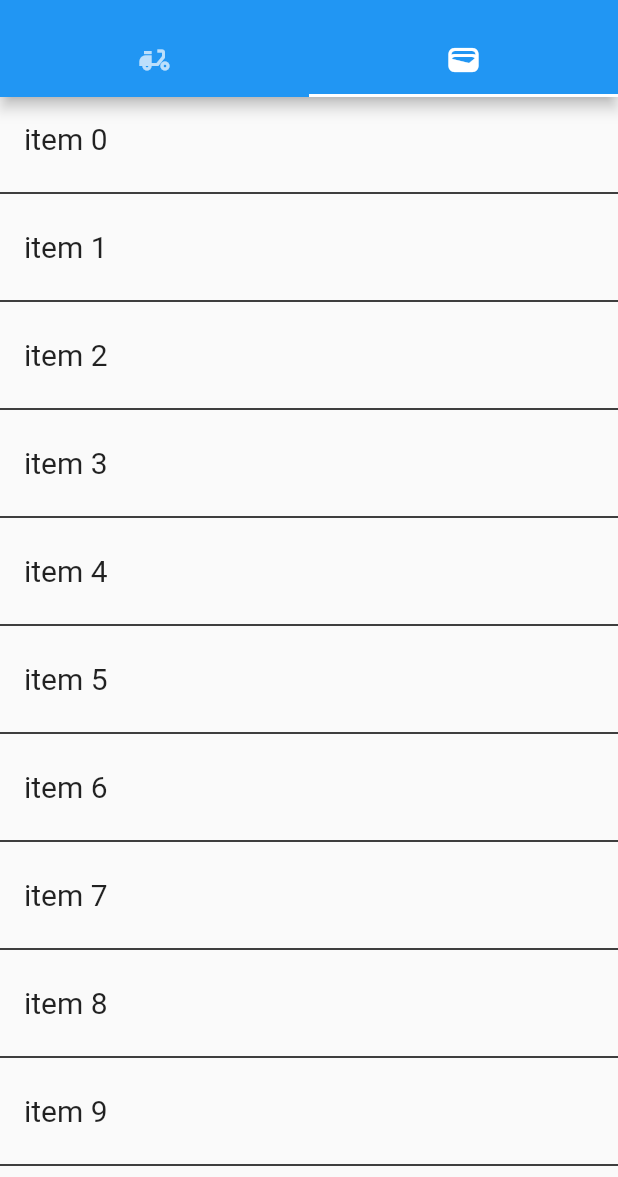
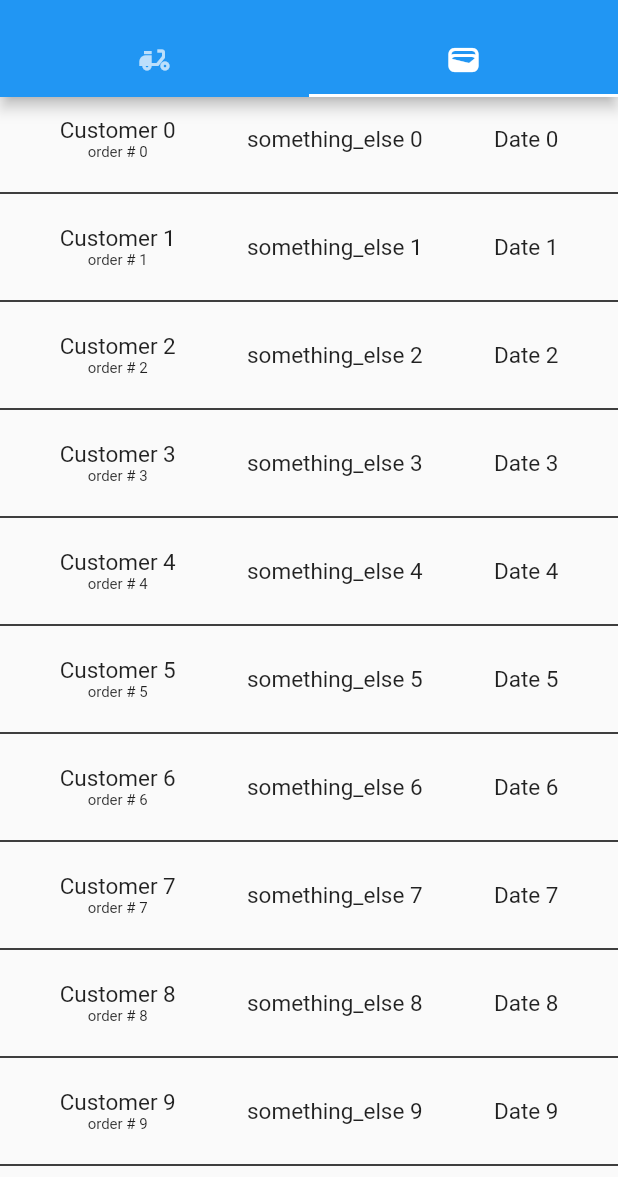
Before and after one commit to abdallahshaban557/reinvent_driver_app, a Flutter app: the screen it shows after launch, tab 2 chosen, on a phone screen of 412 x 824 dp, the part 59-1236 px from its top. Run offline on Flutter 3.47's test engine with Material 2 defaults, Android fonts, the phone set to English and light mode, and no system bars; our stand-ins replace flutter_riverpod, logger; missing offline and left inert: amplify_api, amplify_auth_cognito, amplify_authenticator, amplify_core, amplify_datastore_plugin_interface, amplify_flutter.

Commit message:
setup design for history page

```diff
--- a/lib/driver-screen.dart
+++ b/lib/driver-screen.dart
@@ -18,8 +18,8 @@ class DriverScreen extends StatelessWidget {
           primarySwatch: Colors.blue,
           textTheme: const TextTheme(
             titleLarge: TextStyle(fontSize: 20),
-            titleMedium: TextStyle(fontSize: 20),
-            titleSmall: TextStyle(fontSize: 20),
+            titleMedium: TextStyle(fontSize: 15),
+            titleSmall: TextStyle(fontSize: 10),
             headlineMedium: TextStyle(
               fontSize: 30.0,
             ),
--- a/lib/features/driver_app_files/ui/main_driver_screen.dart
+++ b/lib/features/driver_app_files/ui/main_driver_screen.dart
@@ -38,22 +38,61 @@ class _MainDriverScreenState extends State<MainDriverScreen> {
                   },
                 ),
               ),
-              ListView.separated(
-                itemCount: 25,
-                separatorBuilder: (BuildContext context, int index) =>
-                    const Divider(
-                  thickness: 1,
-                  color: Colors.black,
-                ),
-                itemBuilder: (BuildContext context, int index) {
-                  return ListTile(
-                    title: Text('item $index'),
-                  );
-                },
-              )
+              HistoryViewWidget()
             ],
           ),
         ));
+  }
+}
+
+class HistoryViewWidget extends StatelessWidget {
+  const HistoryViewWidget({
+    Key? key,
+  }) : super(key: key);
+
+  @override
+  Widget build(BuildContext context) {
+    return ListView.separated(
+      itemCount: 25,
+      separatorBuilder: (BuildContext context, int index) => const Divider(
+        thickness: 1,
+        color: Colors.black,
+      ),
+      itemBuilder: (BuildContext context, int index) {
+        return ListTile(
+          title: Row(
+            mainAxisAlignment: MainAxisAlignment.spaceAround,
+            children: [
+              Column(
+                mainAxisAlignment: MainAxisAlignment.spaceAround,
+                children: [
+                  Text('Customer $index',
+                      style: TextStyle(
+                          fontSize: Theme.of(context)
+                              .textTheme
+                              .titleMedium!
+                              .fontSize)),
+                  Text('order # $index',
+                      style: TextStyle(
+                          fontSize: Theme.of(context)
+                              .textTheme
+                              .titleSmall!
+                              .fontSize)),
+                ],
+              ),
+              Text('something_else $index',
+                  style: TextStyle(
+                      fontSize:
+                          Theme.of(context).textTheme.titleMedium!.fontSize)),
+              Text('Date $index',
+                  style: TextStyle(
+                      fontSize:
+                          Theme.of(context).textTheme.titleMedium!.fontSize)),
+            ],
+          ),
+        );
+      },
+    );
   }
 }
 
```
